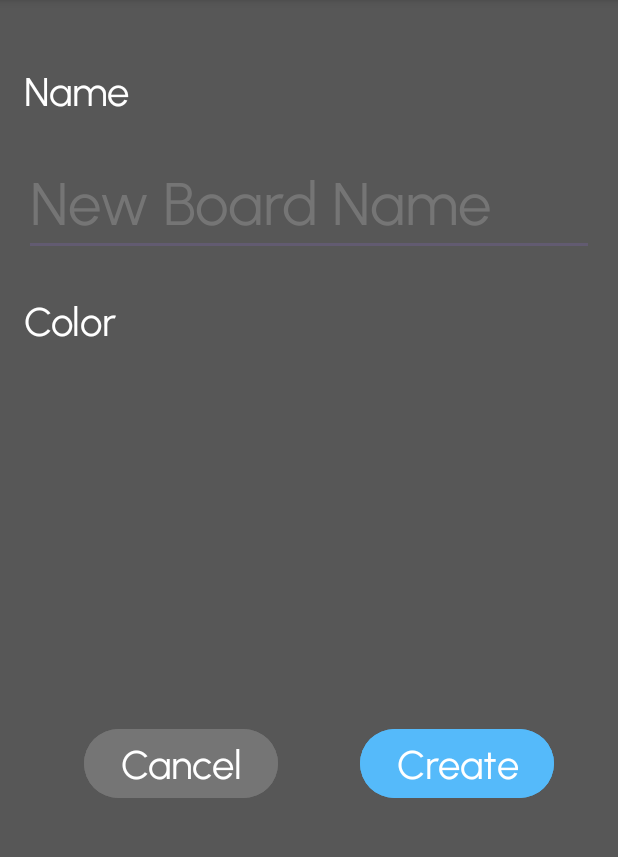
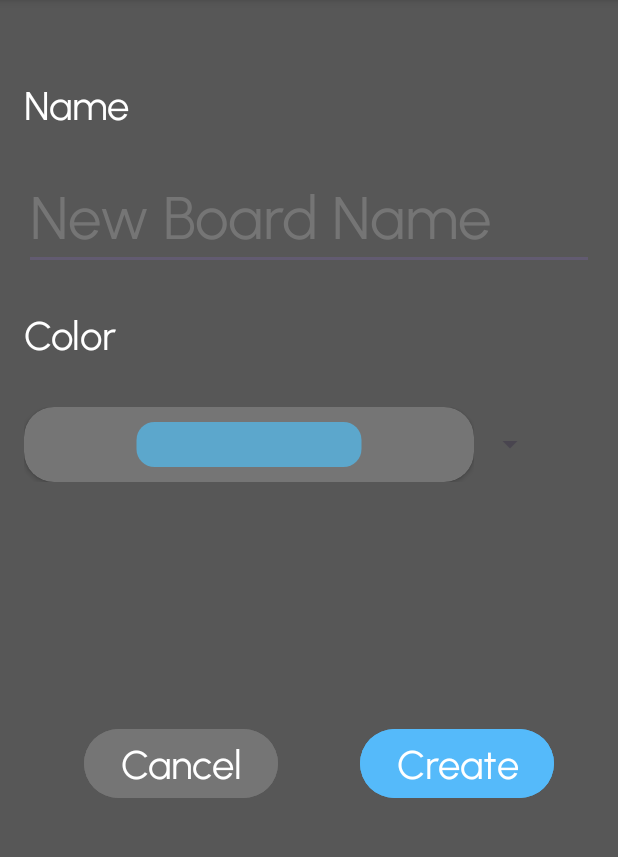
Before and after one commit to miloszkryzia1/android-remember-app, an Android app: the NewBoardActivity screen opened directly, with no data from a screen before it, on a phone screen of 412 x 824 dp, the part 96-953 px from its top. Run offline under Robolectric (Android 15) with nearby library versions, the phone set to English and light mode, and no system bars.

Commit message:
add color picker to new board screen

```diff
--- /dev/null
+++ b/app/src/main/java/com/example/trellocloneapp/ColorPickerAdapter.kt
@@ -0,0 +1,48 @@
+package com.example.trellocloneapp
+
+import android.app.Activity
+import android.graphics.drawable.Drawable
+import android.graphics.drawable.ShapeDrawable
+import android.graphics.drawable.shapes.Shape
+import android.view.View
+import android.view.ViewGroup
+import android.widget.BaseAdapter
+import android.widget.ImageView
+import android.widget.TextView
+
+class ColorPickerAdapter(private var activity: Activity, private var items: List<Int>): BaseAdapter() {
+    override fun getCount(): Int {
+        return items.size
+    }
+
+    override fun getItem(position: Int): Any {
+        return items[position]
+    }
+
+    override fun getItemId(position: Int): Long {
+        return position.toLong()
+    }
+
+    override fun getView(position: Int, convertView: View?, parent: ViewGroup?): View {
+        val view: View
+
+        if (convertView == null) {
+            view = activity.layoutInflater.inflate(R.layout.color_picker_item, parent, false)
+        }
+        else {
+            view = convertView
+        }
+
+        val colorImg = view.findViewById<ImageView>(R.id.colorImg)
+        when (items[position]) {
+            R.color.brdColor1 -> colorImg.setImageResource(R.drawable.brd_color_shape_1)
+            R.color.brdColor2 -> colorImg.setImageResource(R.drawable.brd_color_shape_2)
+            R.color.brdColor3 -> colorImg.setImageResource(R.drawable.brd_color_shape_3)
+            R.color.brdColor4 -> colorImg.setImageResource(R.drawable.brd_color_shape_4)
+            R.color.brdColor5 -> colorImg.setImageResource(R.drawable.brd_color_shape_5)
+        }
+
+        return view
+    }
+
+}
--- a/app/src/main/java/com/example/trellocloneapp/NewBoardActivity.kt
+++ b/app/src/main/java/com/example/trellocloneapp/NewBoardActivity.kt
@@ -4,7 +4,9 @@ import android.content.Intent
 import androidx.appcompat.app.AppCompatActivity
 import android.os.Bundle
 import android.view.MenuItem
+import android.widget.ArrayAdapter
 import android.widget.Button
+import android.widget.Spinner
 import androidx.appcompat.app.ActionBarDrawerToggle
 import androidx.drawerlayout.widget.DrawerLayout
 
@@ -25,6 +27,11 @@ class NewBoardActivity : AppCompatActivity() {
         //Cancel button func
         val cancelBtn = findViewById<Button>(R.id.cancelButton)
         cancelBtn.setOnClickListener{ cancelButtonPressed() }
+
+        //color picker
+        val colorList = listOf(R.color.brdColor1, R.color.brdColor2, R.color.brdColor3, R.color.brdColor4, R.color.brdColor5)
+        val colorPicker = findViewById<Spinner>(R.id.colorPickSpinner)
+        colorPicker.adapter = ColorPickerAdapter(this, colorList)
     }
 
     override fun onPostCreate(savedInstanceState: Bundle?) {
--- /dev/null
+++ b/app/src/main/res/drawable/brd_color_shape_1.xml
@@ -0,0 +1,7 @@
+<?xml version="1.0" encoding="utf-8"?>
+<shape xmlns:android="http://schemas.android.com/apk/res/android"
+    android:tint="@color/brdColor1">
+    <corners android:radius="20dp"/>
+    <size android:width="250dp"
+        android:height="50dp"/>
+</shape>
--- /dev/null
+++ b/app/src/main/res/drawable/brd_color_shape_2.xml
@@ -0,0 +1,7 @@
+<?xml version="1.0" encoding="utf-8"?>
+<shape xmlns:android="http://schemas.android.com/apk/res/android"
+    android:tint="@color/brdColor2">
+    <corners android:radius="20dp"/>
+    <size android:width="250dp"
+        android:height="50dp"/>
+</shape>
--- /dev/null
+++ b/app/src/main/res/drawable/brd_color_shape_3.xml
@@ -0,0 +1,7 @@
+<?xml version="1.0" encoding="utf-8"?>
+<shape xmlns:android="http://schemas.android.com/apk/res/android"
+    android:tint="@color/brdColor3">
+    <corners android:radius="20dp"/>
+    <size android:width="250dp"
+        android:height="50dp"/>
+</shape>
--- /dev/null
+++ b/app/src/main/res/drawable/brd_color_shape_4.xml
@@ -0,0 +1,7 @@
+<?xml version="1.0" encoding="utf-8"?>
+<shape xmlns:android="http://schemas.android.com/apk/res/android"
+    android:tint="@color/brdColor4">
+    <corners android:radius="20dp"/>
+    <size android:width="250dp"
+        android:height="50dp"/>
+</shape>
--- /dev/null
+++ b/app/src/main/res/drawable/brd_color_shape_5.xml
@@ -0,0 +1,7 @@
+<?xml version="1.0" encoding="utf-8"?>
+<shape xmlns:android="http://schemas.android.com/apk/res/android"
+    android:tint="@color/brdColor5">
+    <corners android:radius="20dp"/>
+    <size android:width="250dp"
+        android:height="50dp"/>
+</shape>
--- a/app/src/main/res/layout/activity_new_board.xml
+++ b/app/src/main/res/layout/activity_new_board.xml
@@ -20,10 +20,12 @@
             android:layout_height="wrap_content"
             android:layout_marginStart="16dp"
             android:layout_marginTop="43dp"
+            android:layout_marginBottom="175dp"
             android:fontFamily="@font/urbanist"
             android:text="Name"
             android:textColor="@color/white"
             android:textSize="12pt"
+            app:layout_constraintBottom_toTopOf="@+id/colorPickSpinner"
             app:layout_constraintStart_toStartOf="parent"
             app:layout_constraintTop_toTopOf="parent" />
 
@@ -87,6 +89,17 @@
             app:layout_constraintEnd_toEndOf="parent"
             app:layout_constraintStart_toEndOf="@+id/cancelButton" />
 
+        <Spinner
+            android:id="@+id/colorPickSpinner"
+            android:layout_width="wrap_content"
+            android:layout_height="wrap_content"
+            android:layout_marginStart="16dp"
+            android:layout_marginBottom="429dp"
+            app:layout_constraintBottom_toBottomOf="parent"
+            app:layout_constraintStart_toStartOf="parent"
+            app:layout_constraintTop_toBottomOf="@+id/textView3"
+            android:popupBackground="#00000000" />
+
 
     </androidx.constraintlayout.widget.ConstraintLayout>
 
--- /dev/null
+++ b/app/src/main/res/layout/color_picker_item.xml
@@ -0,0 +1,33 @@
+<?xml version="1.0" encoding="utf-8"?>
+<androidx.cardview.widget.CardView
+    xmlns:android="http://schemas.android.com/apk/res/android"
+    xmlns:app="http://schemas.android.com/apk/res-auto"
+    xmlns:tools="http://schemas.android.com/tools"
+    android:layout_width="300dp"
+    android:layout_height="50dp"
+    android:backgroundTint="@color/second_bg"
+    app:cardCornerRadius="20dp"
+    android:elevation="5dp">
+
+    <androidx.constraintlayout.widget.ConstraintLayout
+        android:layout_width="match_parent"
+        android:layout_height="match_parent">
+
+        <ImageView
+            android:id="@+id/colorImg"
+            android:layout_width="0dp"
+            android:layout_height="0dp"
+            android:layout_marginStart="50dp"
+            android:layout_marginTop="10dp"
+            android:layout_marginEnd="50dp"
+            android:layout_marginBottom="10dp"
+            android:background="#00000000"
+            android:src="@color/brdColor1"
+            app:layout_constraintBottom_toBottomOf="parent"
+            app:layout_constraintEnd_toEndOf="parent"
+            app:layout_constraintStart_toStartOf="parent"
+            app:layout_constraintTop_toTopOf="parent" />
+
+    </androidx.constraintlayout.widget.ConstraintLayout>
+
+</androidx.cardview.widget.CardView>
--- a/app/src/main/res/values/colors.xml
+++ b/app/src/main/res/values/colors.xml
@@ -5,4 +5,11 @@
     <color name="main_bg">#575757</color>
     <color name="second_bg">#757575</color>
     <color name="primary">#55BAFA</color>
+
+    <!-- BOARD COLORS -->
+    <color name="brdColor1">#5ca7cc</color>
+    <color name="brdColor2">#5ccc96</color>
+    <color name="brdColor3">#d9c13d</color>
+    <color name="brdColor4">#d9543d</color>
+    <color name="brdColor5">#9e61c9</color>
 </resources>
```
